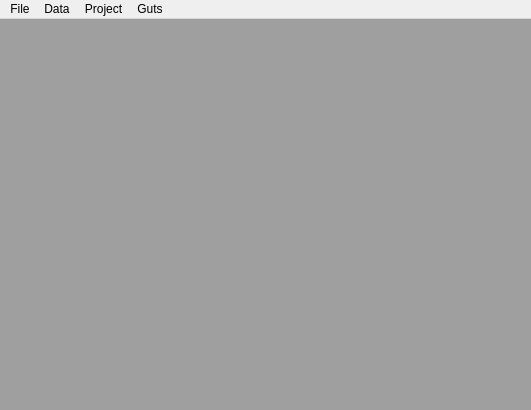
This is mainwindow.ui in adamb924/Gloss as Qt 5 draws it before an edit. The edited form follows.
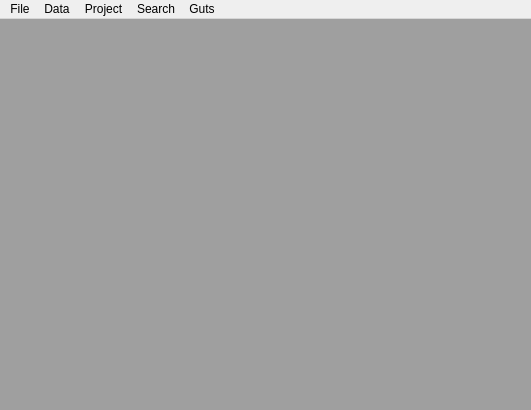
This is the edited form.

Commit message: Added a feature to search gloss items, full string or substring.

The edit to the form file:
```diff
--- a/mainwindow.ui
+++ b/mainwindow.ui
@@ -68,9 +68,17 @@
     <addaction name="actionWriting_systems"/>
     <addaction name="actionDelete_text"/>
    </widget>
+   <widget class="QMenu" name="menuSearch">
+    <property name="title">
+     <string>Search</string>
+    </property>
+    <addaction name="actionSearch_gloss_items"/>
+    <addaction name="actionSubstring_search_gloss_items"/>
+   </widget>
    <addaction name="menuFile"/>
    <addaction name="menuData"/>
    <addaction name="menuProject"/>
+   <addaction name="menuSearch"/>
    <addaction name="menuGuts"/>
   </widget>
   <action name="actionNew_Project">
```
Left out of the diff: 15 changed lines with no effect on the pictures. The commit also changes 13 other files.
